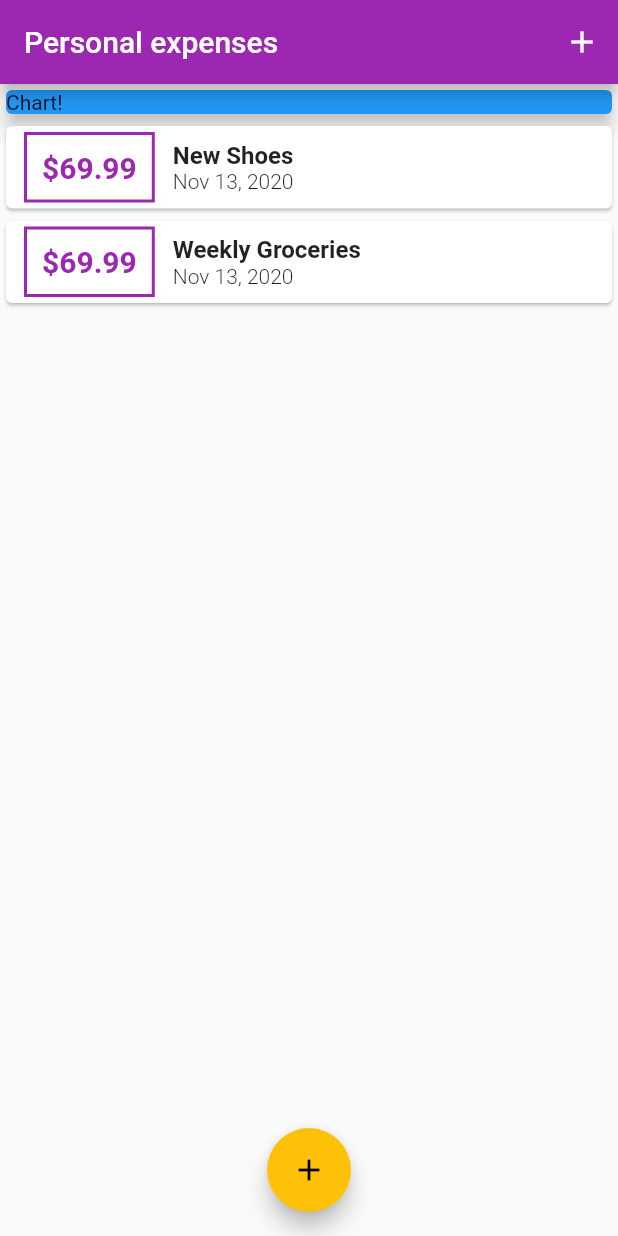
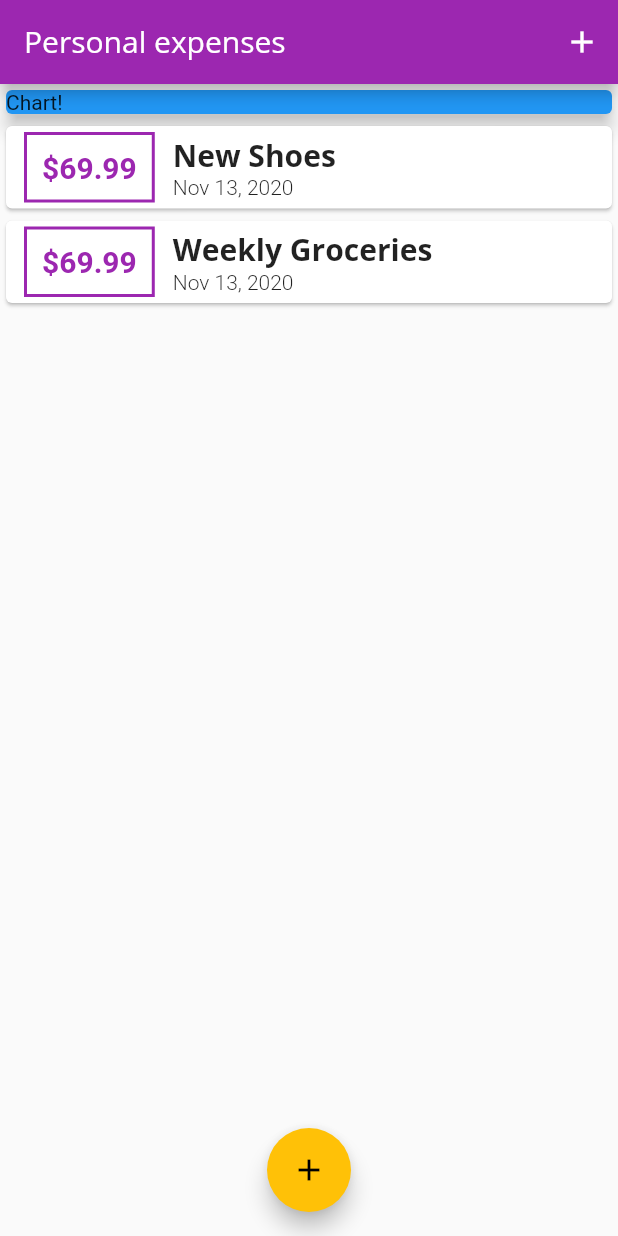
Before and after one commit to mikolertesx/personal-expenses, a Flutter app: the screen it shows after launch, on a phone screen of 412 x 824 dp. Run offline on Flutter 3.47's test engine with Material 2 defaults, Android fonts, the phone set to English and light mode, and no system bars.

Commit message:
Custom fonts and working with text themes.

```diff
--- a/lib/main.dart
+++ b/lib/main.dart
@@ -16,6 +16,21 @@ class MyApp extends StatelessWidget {
       theme: ThemeData(
         primarySwatch: Colors.purple,
         accentColor: Colors.amber,
+        fontFamily: 'Quicksand',
+        appBarTheme: AppBarTheme(
+          textTheme: ThemeData.light().textTheme.copyWith(
+                headline6: TextStyle(
+                  fontFamily: 'OpenSans',
+                  fontSize: 20,
+                ),
+              ),
+        ),
+        textTheme: ThemeData.light().textTheme.copyWith(
+              headline6: TextStyle(
+                fontFamily: 'OpenSans',
+                fontWeight: FontWeight.bold,
+              ),
+            ),
       ),
       home: MyHomePage(),
     );
@@ -69,7 +84,8 @@ class _MyHomePageState extends State<MyHomePage> {
   Widget build(BuildContext context) {
     return Scaffold(
       appBar: AppBar(
-        title: Text('Personal expenses'),
+        title:
+            Text('Personal expenses', style: TextStyle(fontFamily: 'OpenSans')),
         actions: [
           IconButton(
             icon: Icon(Icons.add),
--- a/lib/widgets/transaction_list.dart
+++ b/lib/widgets/transaction_list.dart
@@ -46,10 +46,7 @@ class TransactionList extends StatelessWidget {
                   children: [
                     Text(
                       tx.title,
-                      style: TextStyle(
-                        fontWeight: FontWeight.bold,
-                        fontSize: 16,
-                      ),
+                      style: Theme.of(context).textTheme.headline6,
                     ),
                     Text(
                       DateFormat.yMMMd().format(tx.date),
```
Also changed, not shown: pubspec.yaml (+12 -0 lines), assets/fonts/OpenSans-Bold.ttf (added), assets/fonts/OpenSans-Regular.ttf (added), assets/fonts/Quicksand-Bold.ttf (added), assets/fonts/Quicksand-Light.ttf (added), assets/fonts/Quicksand-Medium.ttf (added), assets/fonts/Quicksand-Regular.ttf (added).
